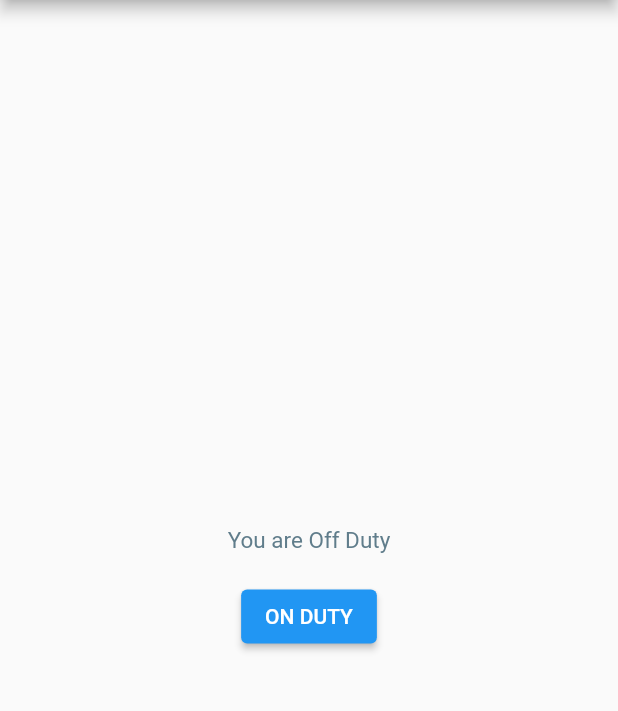
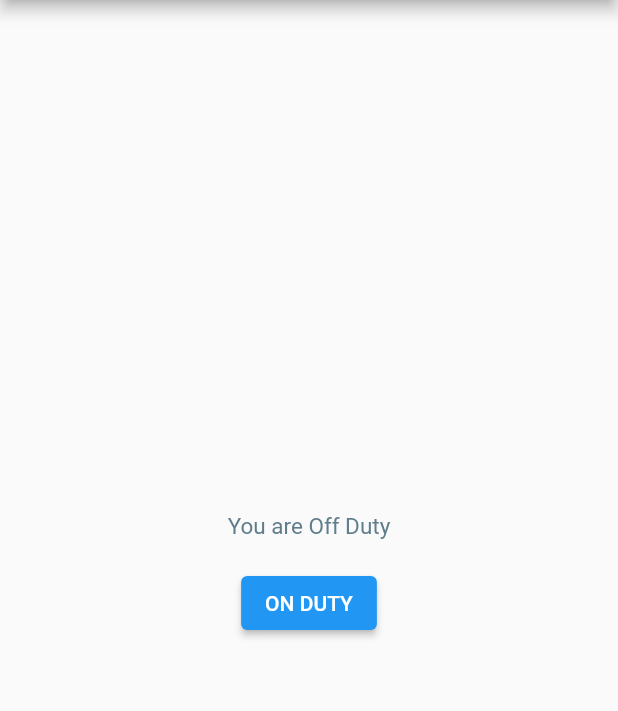
Before and after one commit to Sajada-Safa/LocationTrackerMaster_updated, a Flutter app: the TrackerPage screen opened directly with empty values, on a phone screen of 412 x 824 dp, the part 84-795 px from its top. Run offline on Flutter 3.47's test engine with Material 2 defaults, Android fonts, the phone set to English and light mode, and no system bars; our stand-ins replace connectivity_plus, device_info_plus, geolocator, permission_handler, shared_preferences; missing offline and left inert: android_id; accounts and stored records are empty.

Commit message:
finalTesting03

```diff
--- a/lib/pages/location_page.dart
+++ b/lib/pages/location_page.dart
@@ -45,9 +45,7 @@ class _TrackerPageState extends State<TrackerPage> {
             "Veilo app will continue to receive your location even when you aren't using it",
         notificationTitle: "Running in Background",
         enableWakeLock: true,
-  )
-  );
-
+      ));
 
   static const String dutyStatusKey = 'duty_status';
   static const String lastLoginTimestampKey = 'last_login_timestamp';
@@ -63,11 +61,9 @@ class _TrackerPageState extends State<TrackerPage> {
       _isLoading = true;
     });
 
-
     Position position = await Geolocator.getCurrentPosition(
       desiredAccuracy: LocationAccuracy.medium,
     );
-
 
     print(position);
 
@@ -93,7 +89,7 @@ class _TrackerPageState extends State<TrackerPage> {
       _isLoading = true;
     });
 
-    if(tempLocationPrefs != ''){
+    if (tempLocationPrefs != '') {
       setState(() {
         unsendLocation = tempLocationPrefs;
       });
@@ -135,12 +131,12 @@ class _TrackerPageState extends State<TrackerPage> {
       }
     } catch (e) {
       var recentLocation = 'time=$time&lat=$latitude&lon=$longitude';
-        if(unsendLocation == ''){
+      if (unsendLocation == '') {
         setState(() {
           unsendLocation = recentLocation;
           print(' nothing found ');
         });
-        }else{
+      } else {
         setState(() {
           unsendLocation = '$unsendLocation|$recentLocation';
           print(' found ');
@@ -186,16 +182,18 @@ class _TrackerPageState extends State<TrackerPage> {
   }
 
   @override
-  void initState(){
+  void initState() {
     super.initState();
     _setupInitState();
 
-    StreamSubscription<Position> positionStream = Geolocator.getPositionStream(locationSettings: locationSettings).listen(
-            (Position? position) {
+    StreamSubscription<Position> positionStream =
+        Geolocator.getPositionStream(locationSettings: locationSettings)
+            .listen((Position? position) {
       print('##################################');
-          print(position == null ? 'Unknown' : '${position.latitude.toString()}, ${position.longitude.toString()}');
-        }
-    );
+      print(position == null
+          ? 'Unknown'
+          : '${position.latitude.toString()}, ${position.longitude.toString()}');
+    });
 
     // Check if the user has been logged in for more than 15 days
     getLastLoginTimestamp().then((lastLoginTimestamp) {
@@ -234,7 +232,8 @@ Connectivity().onConnectivityChanged.listen((event) {
       });
       if (event == ConnectivityResult.none) {
         print('No internet');
-  } else if (event == ConnectivityResult.wifi || event == ConnectivityResult.mobile) {
+      } else if (event == ConnectivityResult.wifi ||
+          event == ConnectivityResult.mobile) {
         print('Internet connected');
         if (unsendLocation.isNotEmpty) {
           // Call the sync function when there's an internet connection
@@ -279,8 +278,6 @@ Connectivity().onConnectivityChanged.listen((event) {
     final prefs = await SharedPreferences.getInstance();
     await prefs.setBool('isLoggedIn', false);
   }
-
-
 
   // Function to clear the last login timestamp
   void clearLastLoginTimestamp() async {
@@ -364,14 +361,14 @@ Connectivity().onConnectivityChanged.listen((event) {
     setState(() {
       isOnDuty = dutyStatusPrefs;
       sendLocation = dutyStatusPrefs;
-
     });
   }
 
-
     @override
   Widget build(BuildContext context) {
-    return Scaffold(
+    return WillPopScope(
+      onWillPop: showExitDialog, // Override the back button behavior
+      child: Scaffold(
         appBar: AppBar(
           title: Text('Veilo'),
           actions: [
@@ -384,38 +381,14 @@ Connectivity().onConnectivityChanged.listen((event) {
           ],
         ),
         body: Center(
-        child: Container(
-          width: 300,
-          height: double.infinity,
           child: Column(
             mainAxisAlignment: MainAxisAlignment.center,
             children: [
-              _isLoading
-                  ? const CircularProgressIndicator()
-                  : (longitude != null && latitude != null && sendLocation)
-                      ? Column(
-                          children: [
-                            SizedBox(
-                              height: 50,
-                            ),
-                            // Text("Latitude: $latitude"),
-                            // Text("Longitude: $longitude"),
-                            // Text("Time: ${DateTime.now().millisecondsSinceEpoch}"),
-                          ],
-                        )
-                      : const Text(
-                          ' ',
-                        ),
-              SizedBox(
-                height: 20,
-              ),
               Text(
                 statusText,
                 style: TextStyle(fontSize: 15, color: Colors.blueGrey),
               ),
-              SizedBox(
-                height: 18,
-              ),
+              SizedBox(height: 18),
               ElevatedButton(
                 onPressed: () {
                   toggleDuty(); // Toggle duty and location tracking
@@ -425,13 +398,39 @@ Connectivity().onConnectivityChanged.listen((event) {
                 ),
                 child: Text(isOnDuty ? 'OFF DUTY' : 'ON DUTY'),
               ),
-              SizedBox(
-                height: 18,
-              ),
             ],
           ),
         ),
       ),
     );
   }
+
+  Future<bool> showExitDialog() async {
+    // Show an exit confirmation dialog when the back button is pressed
+    return await showDialog(
+      context: context,
+      builder: (context) {
+        return AlertDialog(
+          title: Text('Exit Confirmation'),
+          content: Text('Are you sure you want to exit the app?'),
+          actions: [
+            TextButton(
+              onPressed: () {
+                // Pop the dialog and allow the app to exit
+                Navigator.of(context).pop(true);
+              },
+              child: Text('Yes'),
+            ),
+            TextButton(
+              onPressed: () {
+                // Pop the dialog and prevent the app from exiting
+                Navigator.of(context).pop(false);
+              },
+              child: Text('No'),
+            ),
+          ],
+        );
+      },
+    ) ?? false;
   }
+}
```
Lines whose indentation alone changed are shown as unchanged.
